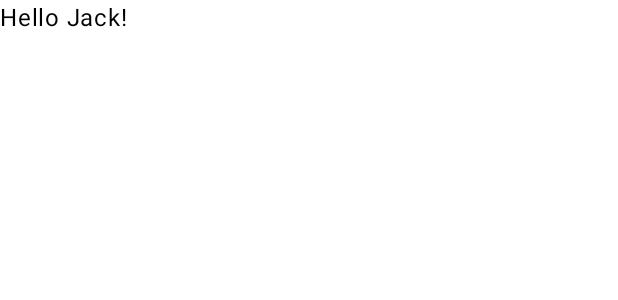
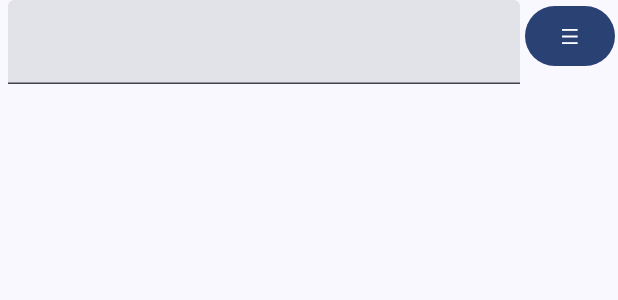
Before and after one commit to sesh9096/ooad_semester_project, an Android app built with Jetpack Compose: the @Preview function GreetingPreview, on a phone screen of 412 x 824 dp. Shown: the top 300 px of the screen. Run offline under Robolectric (Android 15) with nearby library versions, the phone set to English and light mode, and no system bars.

Commit message:
Adding some classes and ui

```diff
--- /dev/null
+++ b/app/src/main/java/definote/ooad/Entry.kt
@@ -0,0 +1,7 @@
+package definote.ooad
+
+interface Entry {
+    fun getName()
+    fun getDescription()
+    fun display()
+}
--- /dev/null
+++ b/app/src/main/java/definote/ooad/FilterStrategy.kt
@@ -0,0 +1,5 @@
+package definote.ooad
+
+interface FilterStrategy {
+    fun getEntries(): List<Entry>
+}
--- a/app/src/main/java/definote/ooad/MainActivity.kt
+++ b/app/src/main/java/definote/ooad/MainActivity.kt
@@ -3,13 +3,30 @@ package definote.ooad
 import android.os.Bundle
 import androidx.activity.ComponentActivity
 import androidx.activity.compose.setContent
+import androidx.compose.foundation.Image
+import androidx.compose.foundation.layout.Column
+import androidx.compose.foundation.layout.Row
 import androidx.compose.foundation.layout.fillMaxSize
+import androidx.compose.foundation.layout.fillMaxWidth
+import androidx.compose.foundation.layout.padding
+import androidx.compose.foundation.layout.width
+import androidx.compose.foundation.lazy.LazyColumn
+import androidx.compose.foundation.lazy.items
+import androidx.compose.material3.Button
 import androidx.compose.material3.MaterialTheme
 import androidx.compose.material3.Surface
 import androidx.compose.material3.Text
+import androidx.compose.material3.TextField
 import androidx.compose.runtime.Composable
+import androidx.compose.runtime.getValue
+import androidx.compose.runtime.mutableStateOf
+import androidx.compose.runtime.remember
+import androidx.compose.runtime.setValue
+import androidx.compose.ui.Alignment
 import androidx.compose.ui.Modifier
 import androidx.compose.ui.tooling.preview.Preview
+import androidx.compose.ui.unit.dp
+import androidx.compose.ui.unit.sp
 import definote.ooad.ui.theme.MyApplicationTheme
 
 class MainActivity : ComponentActivity() {
@@ -17,9 +34,26 @@ class MainActivity : ComponentActivity() {
         super.onCreate(savedInstanceState)
         setContent {
             MyApplicationTheme {
+                var search by remember {
+                    mutableStateOf("")
+                }
                 // A surface container using the 'background' color from the theme
                 Surface(modifier = Modifier.fillMaxSize(), color = MaterialTheme.colorScheme.background) {
-                    Greeting("Android")
+                    Column (
+                        horizontalAlignment = Alignment.Start
+                    ){
+
+                        Row (
+                            modifier = Modifier.fillMaxSize()
+                        ) {
+                            TextField(value = "jfklsajfdlkjfkjdslj", onValueChange = { text->
+                                search = text
+                            })
+                        }
+                        LazyColumn {
+
+                        }
+                    }
                 }
             }
         }
@@ -27,10 +61,27 @@ class MainActivity : ComponentActivity() {
 }
 
 @Composable
-fun Greeting(name: String, modifier: Modifier = Modifier) {
+fun EntryDisplay(entry: Entry, modifier: Modifier = Modifier.fillMaxWidth()) {
     Text(
-            text = "Hello $name!",
-            modifier = modifier
+        text = "${entry.getName()}.!",
+        fontSize = 20.sp,
+    )
+    Text(
+        text = "text",
+        modifier = modifier,
+        fontSize = 10.sp,
+    )
+}
+@Composable
+fun Greeting(name: String, modifier: Modifier = Modifier.fillMaxSize()) {
+    Text(
+        text = "Hello $name!",
+        fontSize = 20.sp,
+    )
+    Text(
+        text = "text",
+        modifier = modifier,
+        fontSize = 10.sp,
     )
 }
 
@@ -38,6 +89,39 @@ fun Greeting(name: String, modifier: Modifier = Modifier) {
 @Composable
 fun GreetingPreview() {
     MyApplicationTheme {
-        Greeting("Jack")
+        var search by remember {
+            mutableStateOf("")
+        }
+        var entries by remember {
+            mutableStateOf(listOf<Entry>())
+        }
+        // A surface container using the 'background' color from the theme
+        Surface(modifier = Modifier.fillMaxSize(), color = MaterialTheme.colorScheme.background) {
+            Column (
+                horizontalAlignment = Alignment.Start
+            ){
+                Row (
+                    modifier = Modifier
+                        .fillMaxSize()
+                        .padding(horizontal = 2.dp)
+                ) {
+                    TextField(
+                        value = "",
+                        modifier = Modifier.padding(horizontal = 3.dp).weight( 1.0F ),
+                        singleLine=true,
+                        onValueChange = { text->
+                        search = text
+                    })
+                    Button(onClick = { /*TODO*/ }, modifier = Modifier.width(60.dp)) {
+                        Text("☰")
+                    }
+                }
+                LazyColumn {
+                    items(entries) { entry ->
+                        EntryDisplay(entry)
+                    }
+                }
+            }
+        }
     }
 }
```
Also changed, not shown: app/src/main/java/definote/ooad/SimpleFilterStrategy.kt (added, +7 -0 lines).
